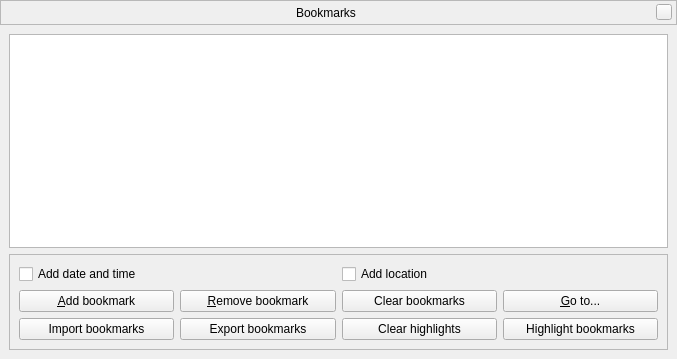
519984307/stellarium_src, file src/gui/bookmarksDialog.ui: the form before one commit.
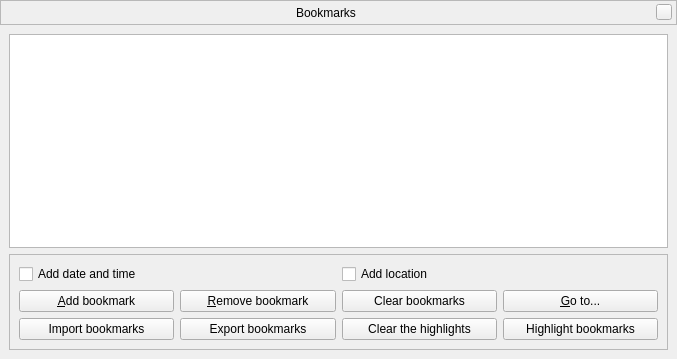
The form after the commit. Custom widgets are drawn as their Qt base class.

```diff
--- a/src/gui/bookmarksDialog.ui
+++ b/src/gui/bookmarksDialog.ui
@@ -220,7 +220,7 @@
            <item>
             <widget class="QPushButton" name="clearHighlightsButton">
              <property name="text">
-              <string>Clear highlights</string>
+              <string>Clear the highlights</string>
              </property>
             </widget>
            </item>
```
